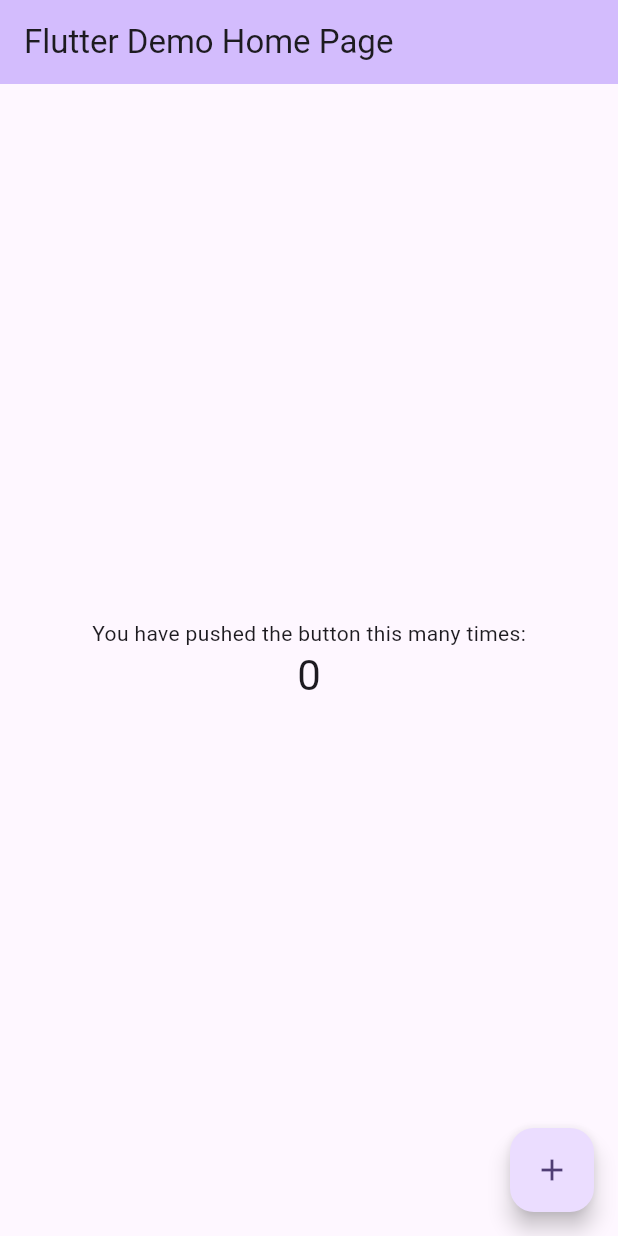
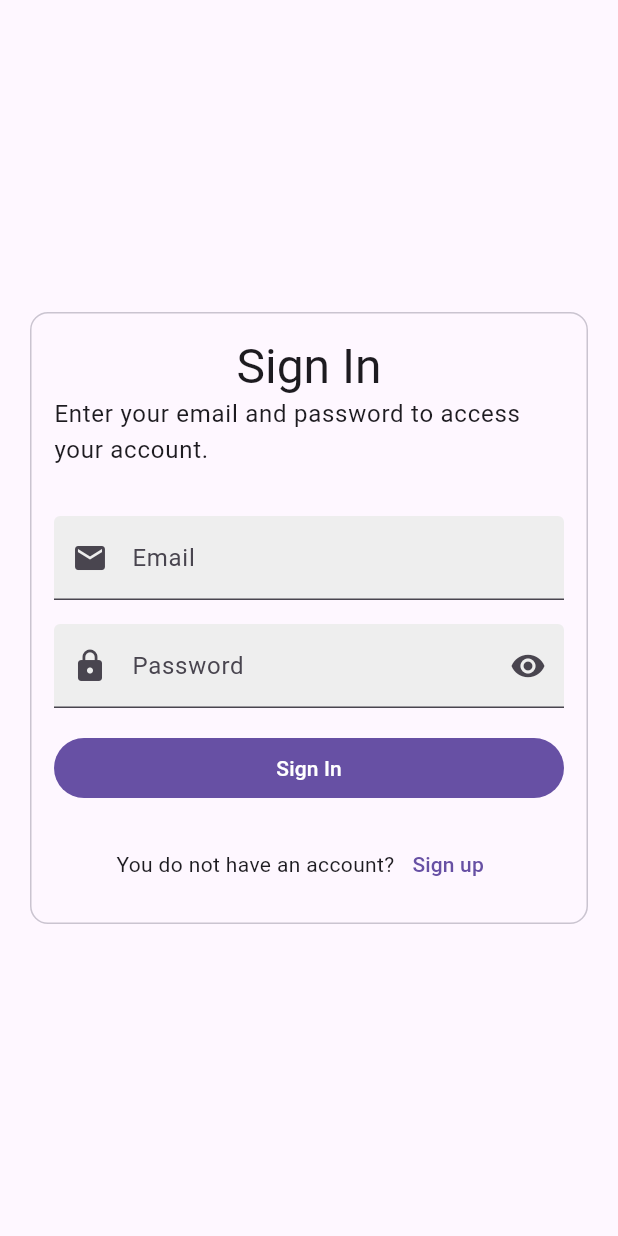
Before and after one commit to Johnmorales26/system_reports_app, a Flutter app: the screen it shows after launch, on a phone screen of 412 x 824 dp. Run offline on Flutter 3.47's test engine with Material 3 defaults, Android fonts, the phone set to English and light mode, and no system bars; our stand-ins replace firebase_auth, firebase_core, fluttertoast, google_fonts; accounts and stored records are empty.

```diff
--- /dev/null
+++ b/lib/data/network/firebase_database.dart
@@ -0,0 +1,52 @@
+import 'package:firebase_auth/firebase_auth.dart';
+import 'package:system_reports_app/ui/homeModule/home_screen.dart';
+
+class FirebaseDatabase {
+
+  Future<String> signUpWithEmailAndPassword(String email, String password) async {
+    try {
+      final credential = await FirebaseAuth.instance.createUserWithEmailAndPassword(
+        email: email,
+        password: password,
+      );
+      return HomeScreen.route;
+    } on FirebaseAuthException catch (e) {
+      if (e.code == 'weak-password') {
+        return 'The password provided is too weak. Please use a stronger password.';
+      } else if (e.code == 'email-already-in-use') {
+        return 'An account already exists for that email. Please use another email address.';
+      }
+      return 'Error creating account. Error code: ${e.code}';
+    } catch (e) {
+      return 'An error occurred while creating the account. Please try again later.';
+    }
+  }
+
+  Future<String> signInWithEmailAndPassword(
+      String email, String password) async {
+    try {
+      final credential = await FirebaseAuth.instance
+          .signInWithEmailAndPassword(email: email, password: password);
+      return HomeScreen.route;
+    } on FirebaseAuthException catch (e) {
+      if (e.code == 'invalid-email') {
+        return 'The email address is badly formatted.';
+      } else if (e.code == 'user-not-found') {
+        return 'No user found for that email.';
+      } else if (e.code == 'wrong-password') {
+        return 'Wrong password provided for that user.';
+      } else if (e.code == 'invalid-credential') {
+        return 'The supplied auth credential is incorrect, malformed or has expired.';
+      } else {
+        return e.message ?? 'An unknown error occurred.';
+      }
+    } catch (e) {
+      return 'An unknown error occurred.';
+    }
+  }
+
+  void signOut() {
+    FirebaseAuth.instance.signOut();
+  }
+
+}
--- a/lib/main.dart
+++ b/lib/main.dart
@@ -1,125 +1,23 @@
 import 'package:flutter/material.dart';
+import 'package:provider/provider.dart';
+import 'package:firebase_core/firebase_core.dart';
+import 'package:system_reports_app/ui/appModule/app.dart';
+import 'package:system_reports_app/ui/homeModule/home_view_model.dart';
+import 'package:system_reports_app/ui/registerModule/sign_up_view_model.dart';
+import 'firebase_options.dart';
+import 'package:system_reports_app/ui/signInModule/sign_in_view_model.dart';
 
-void main() {
-  runApp(const MyApp());
+void main() async {
+  WidgetsFlutterBinding.ensureInitialized();
+  await Firebase.initializeApp(
+    options: DefaultFirebaseOptions.currentPlatform,
+  );
+  runApp(MultiProvider(
+    providers: [
+      ChangeNotifierProvider(create: (_) => SignInViewModel()),
+      ChangeNotifierProvider(create: (_) => SignUpViewModel()),
+      ChangeNotifierProvider(create: (_) => HomeViewModel())
+    ],
+    child: const App()
+  ));
 }
-
-class MyApp extends StatelessWidget {
-  const MyApp({super.key});
-
-  // This widget is the root of your application.
-  @override
-  Widget build(BuildContext context) {
-    return MaterialApp(
-      title: 'Flutter Demo',
-      theme: ThemeData(
-        // This is the theme of your application.
-        //
-        // TRY THIS: Try running your application with "flutter run". You'll see
-        // the application has a purple toolbar. Then, without quitting the app,
-        // try changing the seedColor in the colorScheme below to Colors.green
-        // and then invoke "hot reload" (save your changes or press the "hot
-        // reload" button in a Flutter-supported IDE, or press "r" if you used
-        // the command line to start the app).
-        //
-        // Notice that the counter didn't reset back to zero; the application
-        // state is not lost during the reload. To reset the state, use hot
-        // restart instead.
-        //
-        // This works for code too, not just values: Most code changes can be
-        // tested with just a hot reload.
-        colorScheme: ColorScheme.fromSeed(seedColor: Colors.deepPurple),
-        useMaterial3: true,
-      ),
-      home: const MyHomePage(title: 'Flutter Demo Home Page'),
-    );
-  }
-}
-
-class MyHomePage extends StatefulWidget {
-  const MyHomePage({super.key, required this.title});
-
-  // This widget is the home page of your application. It is stateful, meaning
-  // that it has a State object (defined below) that contains fields that affect
-  // how it looks.
-
-  // This class is the configuration for the state. It holds the values (in this
-  // case the title) provided by the parent (in this case the App widget) and
-  // used by the build method of the State. Fields in a Widget subclass are
-  // always marked "final".
-
-  final String title;
-
-  @override
-  State<MyHomePage> createState() => _MyHomePageState();
-}
-
-class _MyHomePageState extends State<MyHomePage> {
-  int _counter = 0;
-
-  void _incrementCounter() {
-    setState(() {
-      // This call to setState tells the Flutter framework that something has
-      // changed in this State, which causes it to rerun the build method below
-      // so that the display can reflect the updated values. If we changed
-      // _counter without calling setState(), then the build method would not be
-      // called again, and so nothing would appear to happen.
-      _counter++;
-    });
-  }
-
-  @override
-  Widget build(BuildContext context) {
-    // This method is rerun every time setState is called, for instance as done
-    // by the _incrementCounter method above.
-    //
-    // The Flutter framework has been optimized to make rerunning build methods
-    // fast, so that you can just rebuild anything that needs updating rather
-    // than having to individually change instances of widgets.
-    return Scaffold(
-      appBar: AppBar(
-        // TRY THIS: Try changing the color here to a specific color (to
-        // Colors.amber, perhaps?) and trigger a hot reload to see the AppBar
-        // change color while the other colors stay the same.
-        backgroundColor: Theme.of(context).colorScheme.inversePrimary,
-        // Here we take the value from the MyHomePage object that was created by
-        // the App.build method, and use it to set our appbar title.
-        title: Text(widget.title),
-      ),
-      body: Center(
-        // Center is a layout widget. It takes a single child and positions it
-        // in the middle of the parent.
-        child: Column(
-          // Column is also a layout widget. It takes a list of children and
-          // arranges them vertically. By default, it sizes itself to fit its
-          // children horizontally, and tries to be as tall as its parent.
-          //
-          // Column has various properties to control how it sizes itself and
-          // how it positions its children. Here we use mainAxisAlignment to
-          // center the children vertically; the main axis here is the vertical
-          // axis because Columns are vertical (the cross axis would be
-          // horizontal).
-          //
-          // TRY THIS: Invoke "debug painting" (choose the "Toggle Debug Paint"
-          // action in the IDE, or press "p" in the console), to see the
-          // wireframe for each widget.
-          mainAxisAlignment: MainAxisAlignment.center,
-          children: <Widget>[
-            const Text(
-              'You have pushed the button this many times:',
-            ),
-            Text(
-              '$_counter',
-              style: Theme.of(context).textTheme.headlineMedium,
-            ),
-          ],
-        ),
-      ),
-      floatingActionButton: FloatingActionButton(
-        onPressed: _incrementCounter,
-        tooltip: 'Increment',
-        child: const Icon(Icons.add),
-      ), // This trailing comma makes auto-formatting nicer for build methods.
-    );
-  }
-}
--- /dev/null
+++ b/lib/ui/appModule/app.dart
@@ -0,0 +1,37 @@
+import 'package:firebase_auth/firebase_auth.dart';
+import 'package:flutter/material.dart';
+
+import '../homeModule/home_screen.dart';
+import '../signInModule/sign_in_screen.dart';
+import '../registerModule/sign_up_screen.dart';
+import '../style/text.dart';
+
+class App extends StatelessWidget {
+  const App({super.key});
+
+  @override
+  Widget build(BuildContext context) {
+    final brightness = View.of(context).platformDispatcher.platformBrightness;
+    TextTheme textTheme = createTextTheme(context, "Manrope", "Sora");
+    //MaterialTheme theme = MaterialTheme(textTheme);
+    return MaterialApp(
+        title: 'System Reports',
+        debugShowCheckedModeBanner: false,
+        initialRoute: _authenticationVerification(),
+        //theme: brightness == Brightness.light ? theme.light() : theme.dark(),
+        routes: {
+          SignInScreen.route: (context) => const SignInScreen(),
+          SignUpScreen.route: (context) => const SignUpScreen(),
+          HomeScreen.route: (context) => const HomeScreen(),
+          '/details': (context) => const SignInScreen(),
+        });
+  }
+
+  String _authenticationVerification() {
+    if (FirebaseAuth.instance.currentUser != null) {
+      return HomeScreen.route;
+    } else {
+      return SignInScreen.route;
+    }
+  }
+}
--- /dev/null
+++ b/lib/ui/registerModule/sign_up_view_model.dart
@@ -0,0 +1,50 @@
+import 'package:flutter/material.dart';
+
+import '../../data/network/firebase_database.dart';
+
+class SignUpViewModel extends ChangeNotifier {
+  final FirebaseDatabase _auth = FirebaseDatabase();
+
+  bool isVisiblePassword = true;
+  bool isVisibleConfirmPassword = true;
+  final TextEditingController emailController = TextEditingController();
+  final TextEditingController passwordController = TextEditingController();
+  final TextEditingController confirmPasswordController =
+      TextEditingController();
+
+  Future<String> signUpWithEmailAndPassword() async {
+    final email = emailController.text.toString().trim();
+    final password = passwordController.text.toString().trim();
+    final confirmPassword = confirmPasswordController.text.toString().trim();
+    if (email.isEmpty) {
+      return 'Email cannot be empty';
+    }
+    if (password.isEmpty) {
+      return 'Password cannot be empty';
+    }
+    if (confirmPassword.isEmpty) {
+      return 'The passwords entered do not match. Please try again.';
+    }
+    if (password.isEmpty !=
+        confirmPassword.isEmpty) {
+      return 'Confirm password cannot be empty';
+    }
+    return _auth.signUpWithEmailAndPassword(email, password);
+  }
+
+  void changeVisibilityPassword() {
+    isVisiblePassword = !isVisiblePassword;
+    notifyListeners();
+  }
+
+  void changeVisibilityConfirmPassword() {
+    isVisibleConfirmPassword = !isVisibleConfirmPassword;
+    notifyListeners();
+  }
+
+  void disposeTextFields() {
+    emailController.dispose();
+    passwordController.dispose();
+    confirmPasswordController.dispose();
+  }
+}
--- /dev/null
+++ b/lib/ui/signInModule/sign_in_screen.dart
@@ -0,0 +1,131 @@
+import 'package:flutter/material.dart';
+import 'package:fluttertoast/fluttertoast.dart';
+import 'package:provider/provider.dart';
+import 'package:system_reports_app/ui/homeModule/home_screen.dart';
+import 'package:system_reports_app/ui/signInModule/sign_in_view_model.dart';
+import 'package:system_reports_app/ui/registerModule/sign_up_screen.dart';
+
+import '../style/dimens.dart';
+
+class SignInScreen extends StatelessWidget {
+  const SignInScreen({super.key});
+
+  static const String route = '/SignInScreen';
+
+  @override
+  Widget build(BuildContext context) {
+    final provider = Provider.of<SignInViewModel>(context);
+    return Scaffold(
+      body: Container(
+        padding: const EdgeInsets.all(Dimens.commonPaddingDefault),
+        child: Column(
+          mainAxisAlignment: MainAxisAlignment.center,
+          crossAxisAlignment: CrossAxisAlignment.center,
+          children: [
+            SizedBox(
+                width: double.infinity,
+                child: Card.outlined(
+                  child: Container(
+                    padding: const EdgeInsets.all(Dimens.commonPaddingDefault),
+                    child: Column(
+                      children: [
+                        Text('Sign In',
+                            style: Theme.of(context).textTheme.headlineLarge),
+                        Text(
+                            'Enter your email and password to access your account.',
+                            style: Theme.of(context).textTheme.bodyLarge),
+                        const SizedBox(height: Dimens.commonPaddingExtraLarge),
+                        _Form(),
+                        const SizedBox(height: Dimens.commonPaddingDefault),
+                        SizedBox(
+                            width: double.infinity,
+                            child: FilledButton(
+                                onPressed: () async {
+                                  var response = await provider
+                                      .signInWithEmailAndPassword();
+                                  if (response == HomeScreen.route) {
+                                    Navigator.pushReplacementNamed(
+                                        context, response);
+                                  } else {
+                                    Fluttertoast.showToast(
+                                        msg: response,
+                                        toastLength: Toast.LENGTH_SHORT,
+                                        gravity: ToastGravity.CENTER,
+                                        backgroundColor: Colors.red,
+                                        textColor: Colors.white);
+                                  }
+                                },
+                                child: const Text('Sign In'))),
+                        const SizedBox(height: Dimens.commonPaddingDefault),
+                        Row(
+                            mainAxisAlignment: MainAxisAlignment.center,
+                            crossAxisAlignment: CrossAxisAlignment.center,
+                            children: [
+                              const Text('You do not have an account?'),
+                              TextButton(
+                                  onPressed: () {
+                                    Navigator.pushReplacementNamed(
+                                        context, SignUpScreen.route);
+                                  },
+                                  child: const Text('Sign up'))
+                            ])
+                      ],
+                    ),
+                  ),
+                ))
+          ],
+        ),
+      ),
+    );
+  }
+}
+
+class _Form extends StatefulWidget {
+  @override
+  _FormState createState() => _FormState();
+}
+
+class _FormState extends State<_Form> {
+  SignInViewModel? provider;
+
+  @override
+  Widget build(BuildContext context) {
+    provider = Provider.of<SignInViewModel>(context);
+    return Column(
+      children: [
+        TextField(
+            controller: provider?.emailController,
+            decoration: InputDecoration(
+                labelText: 'Email',
+                hintText: 'Enter your email',
+                prefixIcon: const Icon(Icons.email),
+                filled: true,
+                fillColor: Colors.grey[200]),
+            keyboardType: TextInputType.emailAddress),
+        const SizedBox(height: Dimens.commonPaddingDefault),
+        TextField(
+          controller: provider?.passwordController,
+          decoration: InputDecoration(
+              labelText: 'Password',
+              hintText: 'Enter your password',
+              prefixIcon: const Icon(Icons.lock),
+              suffixIcon: GestureDetector(
+                onTap: () => provider?.changePassword(),
+                child: Icon(provider!.isVisiblePassword
+                    ? Icons.visibility
+                    : Icons.visibility_off),
+              ),
+              filled: true,
+              fillColor: Colors.grey[200]),
+          obscureText: provider!.isVisiblePassword,
+        )
+      ],
+    );
+  }
+
+  @override
+  void dispose() {
+    provider?.dispose();
+    super.dispose();
+  }
+}
--- /dev/null
+++ b/lib/ui/signInModule/sign_in_view_model.dart
@@ -0,0 +1,33 @@
+import 'package:firebase_auth/firebase_auth.dart';
+import 'package:flutter/cupertino.dart';
+import 'package:system_reports_app/data/network/firebase_database.dart';
+
+class SignInViewModel extends ChangeNotifier {
+  final FirebaseDatabase _auth = FirebaseDatabase();
+
+  final TextEditingController emailController = TextEditingController();
+  final TextEditingController passwordController = TextEditingController();
+  bool isVisiblePassword = true;
+
+  Future<String> signInWithEmailAndPassword() async {
+    if (emailController.text.toString().trim().isEmpty) {
+      return 'Email cannot be empty';
+    }
+    if (passwordController.text.toString().trim().isEmpty) {
+      return 'Password cannot be empty';
+    }
+    return _auth.signInWithEmailAndPassword(
+        emailController.text.toString().trim(),
+        passwordController.text.toString().trim());
+  }
+
+  void changePassword() {
+    isVisiblePassword = !isVisiblePassword;
+    notifyListeners();
+  }
+
+  void disposeTextFields() {
+    emailController.dispose();
+    passwordController.dispose();
+  }
+}
--- /dev/null
+++ b/lib/ui/style/dimens.dart
@@ -0,0 +1,6 @@
+class Dimens {
+
+  static const double commonPaddingDefault = 16.0;
+  static const double commonPaddingExtraLarge = 32.0;
+
+}
--- /dev/null
+++ b/lib/ui/style/text.dart
@@ -0,0 +1,20 @@
+import 'package:flutter/material.dart';
+import 'package:google_fonts/google_fonts.dart';
+
+TextTheme createTextTheme(
+    BuildContext context, String bodyFontString, String displayFontString) {
+  TextTheme baseTextTheme = Theme.of(context).textTheme;
+  TextTheme bodyTextTheme =
+      GoogleFonts.getTextTheme(bodyFontString, baseTextTheme);
+  TextTheme displayTextTheme =
+      GoogleFonts.getTextTheme(displayFontString, baseTextTheme);
+  TextTheme textTheme = displayTextTheme.copyWith(
+    bodyLarge: bodyTextTheme.bodyLarge,
+    bodyMedium: bodyTextTheme.bodyMedium,
+    bodySmall: bodyTextTheme.bodySmall,
+    labelLarge: bodyTextTheme.labelLarge,
+    labelMedium: bodyTextTheme.labelMedium,
+    labelSmall: bodyTextTheme.labelSmall,
+  );
+  return textTheme;
+}
--- a/pubspec.yaml
+++ b/pubspec.yaml
@@ -35,6 +35,11 @@ dependencies:
   # The following adds the Cupertino Icons font to your application.
   # Use with the CupertinoIcons class for iOS style icons.
   cupertino_icons: ^1.0.6
+  provider: ^6.1.2
+  firebase_core: ^3.1.0
+  firebase_auth: ^5.1.0
+  fluttertoast: ^8.2.6
+  google_fonts: ^6.2.1
 
 dev_dependencies:
   flutter_test:
```
Also changed, not shown: lib/ui/homeModule/home_screen.dart (added, +30 -0 lines), lib/ui/homeModule/home_view_model.dart (added, +12 -0 lines), lib/ui/registerModule/sign_up_screen.dart (added, +145 -0 lines), firebase.json (added), lib/firebase_options.dart (added), pubspec.lock, 6 other files.
